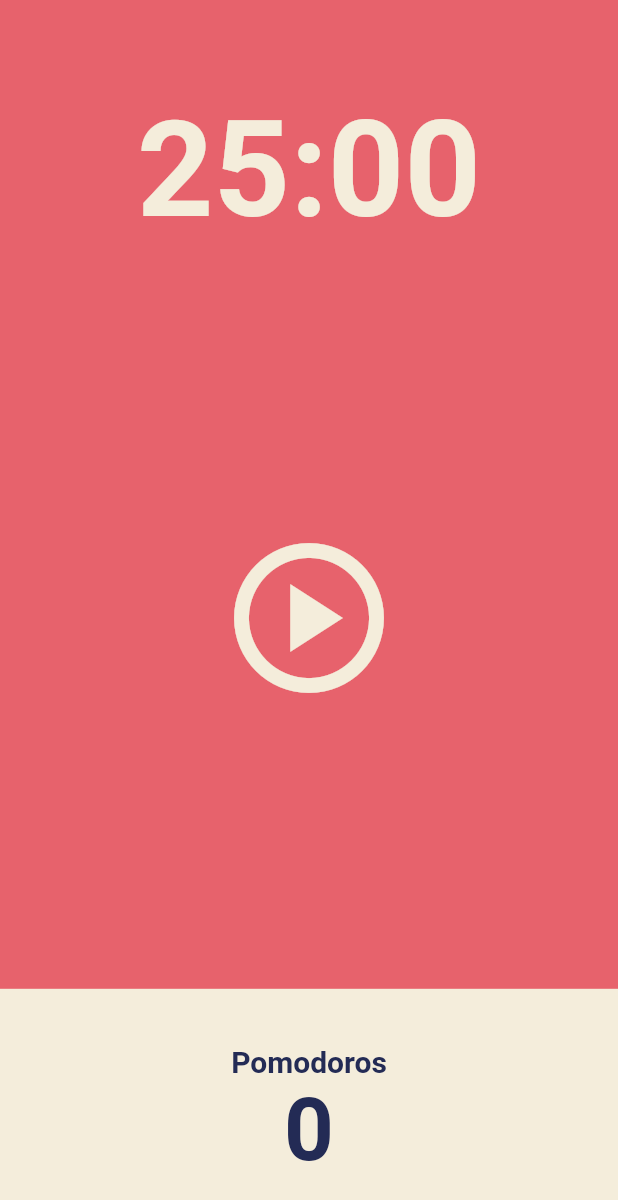
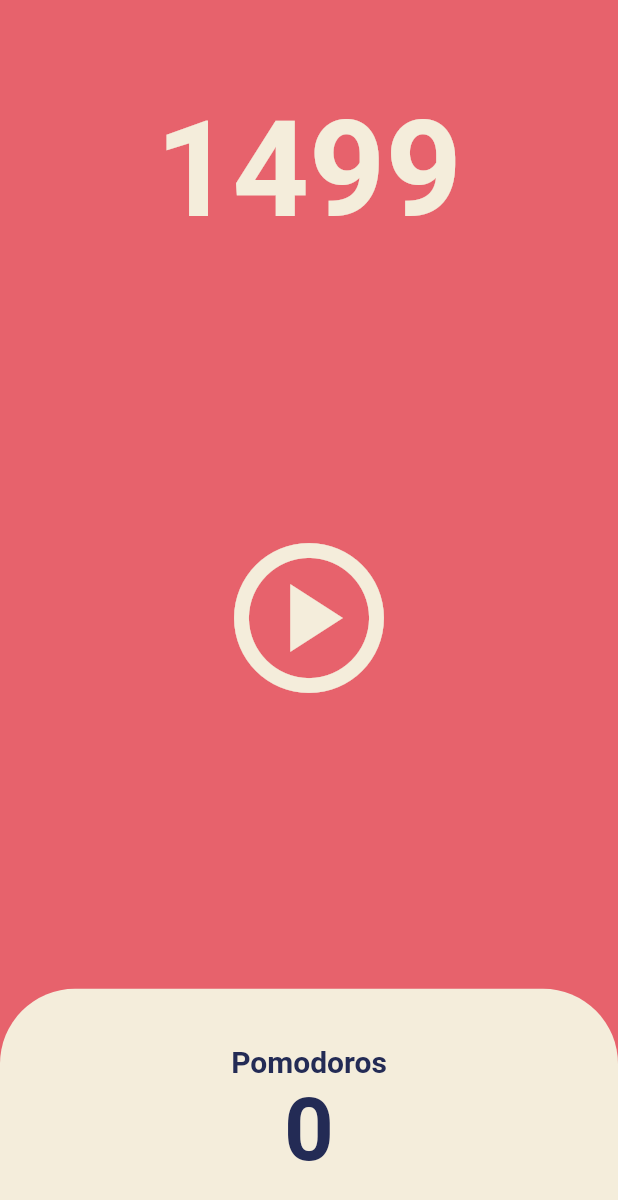
Before and after one commit to tiatiahwang/toonflix, a Flutter app: the screen it shows after launch, after a tap on the "play circle" icon, on a phone screen of 412 x 824 dp. Shown: the top 1200 px of the screen. Run offline on Flutter 3.47's test engine with Material 2 defaults, Android fonts, the phone set to English and light mode, and no system bars.

```diff
--- a/lib/screens/home_screen.dart
+++ b/lib/screens/home_screen.dart
@@ -1,3 +1,4 @@
+import 'dart:async';
 import 'package:flutter/material.dart';
 
 class HomeScreen extends StatefulWidget {
@@ -8,6 +9,22 @@ class HomeScreen extends StatefulWidget {
 }
 
 class _HomeScreenState extends State<HomeScreen> {
+  int totalSeconds = 1500;
+  late Timer timer;
+
+  void onTick(Timer timer) {
+    setState(() {
+      totalSeconds = totalSeconds - 1;
+    });
+  }
+
+  void onStartPressed() {
+    timer = Timer.periodic(
+      const Duration(seconds: 1),
+      onTick,
+    );
+  }
+
   @override
   Widget build(BuildContext context) {
     return Scaffold(
@@ -19,7 +36,7 @@ class _HomeScreenState extends State<HomeScreen> {
             child: Container(
                 alignment: Alignment.bottomCenter,
                 child: Text(
-                  '25:00',
+                  '$totalSeconds',
                   style: TextStyle(
                     color: Theme.of(context).cardColor,
                     fontSize: 89,
@@ -31,7 +48,7 @@ class _HomeScreenState extends State<HomeScreen> {
             flex: 3,
             child: Center(
                 child: IconButton(
-              onPressed: () {},
+              onPressed: onStartPressed,
               icon: const Icon(Icons.play_circle_outlined),
               iconSize: 120,
               color: Theme.of(context).cardColor,
@@ -44,8 +61,10 @@ class _HomeScreenState extends State<HomeScreen> {
                 Expanded(
                   child: Container(
                     decoration: BoxDecoration(
-                      color: Theme.of(context).cardColor,
-                    ),
+                        color: Theme.of(context).cardColor,
+                        borderRadius: const BorderRadius.vertical(
+                          top: Radius.circular(50),
+                        )),
                     child: Column(
                       mainAxisAlignment: MainAxisAlignment.center,
                       children: [
```
